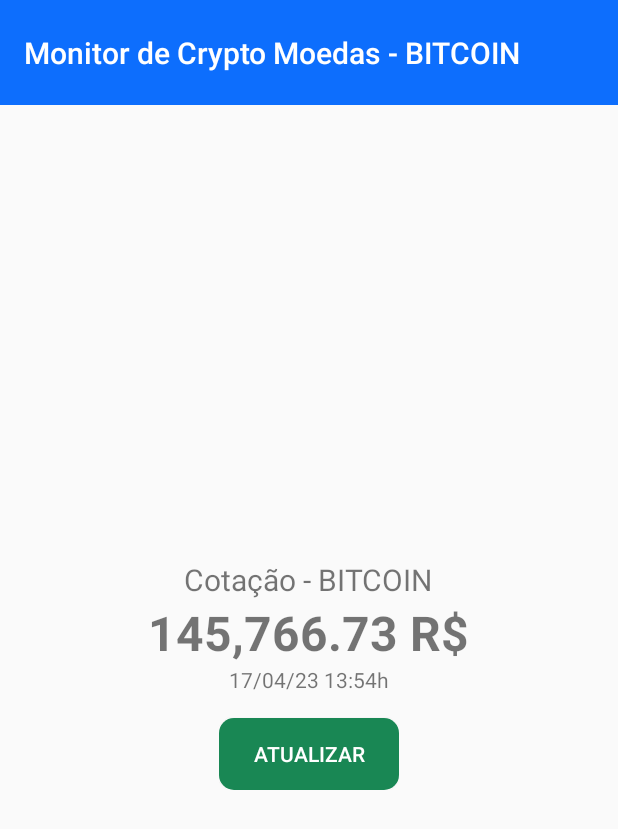
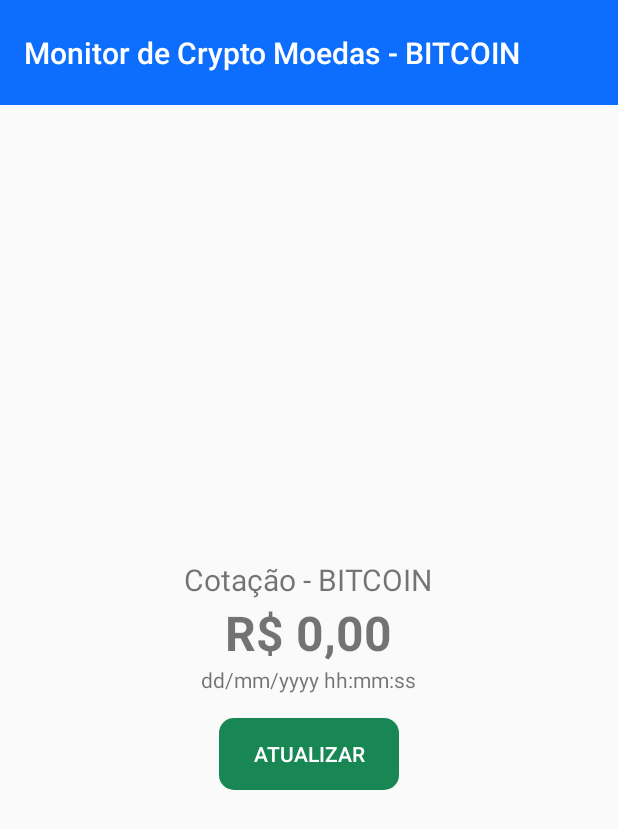
Before and after one commit to AmandaCornelsen/CP2_Cripto_Android, an Android app built with Jetpack Compose: the screen it shows after launch (MainActivity), on a phone screen of 412 x 824 dp. Shown: the top 829 px of the screen. Run offline under Robolectric (Android 15) with nearby library versions, the phone set to English and light mode, and no system bars.

Commit message:
corrigindo layout e values

```diff
--- a/app/src/main/res/layout/component_quote_information.xml
+++ b/app/src/main/res/layout/component_quote_information.xml
@@ -1,6 +1,7 @@
 <LinearLayout xmlns:android="http://schemas.android.com/apk/res/android"
     android:layout_width="match_parent"
     android:layout_height="match_parent"
+    xmlns:tools="http://schemas.android.com/tools"
     android:layout_gravity="center"
     android:gravity="center"
     android:orientation="vertical">
--- a/app/src/main/res/values/strings.xml
+++ b/app/src/main/res/values/strings.xml
@@ -3,7 +3,7 @@
 
     <string name="app_title">Monitor de Crypto Moedas - BITCOIN</string>
     <string name="label_rate">Cotação - BITCOIN</string>
-    <string name="label_value">145,766.73 R$</string>
-    <string name="label_date">17/04/23 13:54h</string>
+    <string name="label_value">R$ 0,00</string>
+    <string name="label_date">dd/mm/yyyy hh:mm:ss</string>
     <string name="label_refresh">Atualizar</string>
 </resources>
```
